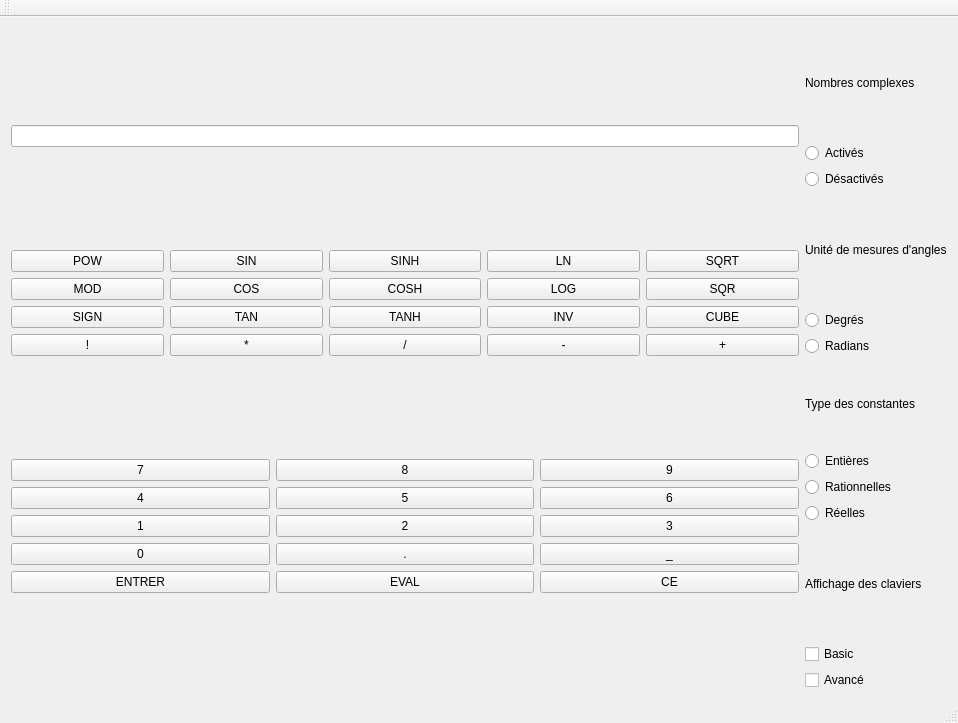
Before: the Qt Designer form mainwindow.ui in yuntux/lo21-npi, drawn with Qt 5.
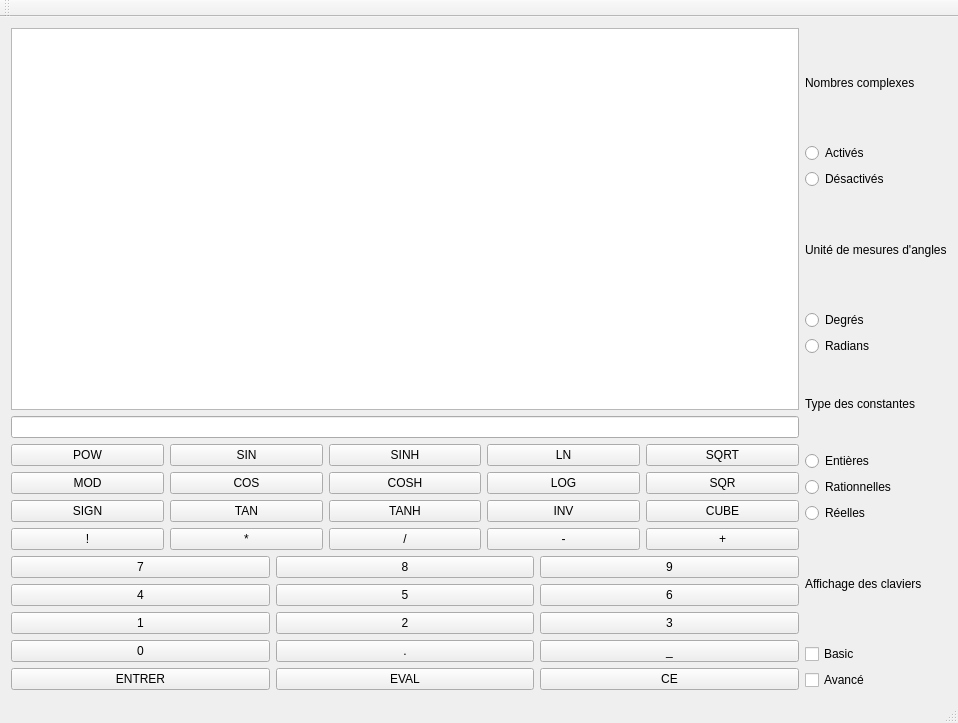
After: the same form once the commit is applied.

Commit message: TP avec la prof. Plus de class calculatrice, une class MainWindow, une Complexe, une Rationnel. Un Qstack<*QString> d'affichage, et un QStack<*Complexe> et un QStack<*float>.

```diff
--- a/mainwindow.ui
+++ b/mainwindow.ui
@@ -17,10 +17,10 @@
    <layout class="QHBoxLayout" name="horizontalLayout">
     <item>
      <layout class="QGridLayout" name="gridLayout">
-      <item row="1" column="0">
-       <widget class="QLineEdit" name="lineEdit"/>
-      </item>
       <item row="2" column="0">
+       <widget class="QLineEdit" name="inputLine"/>
+      </item>
+      <item row="3" column="0">
        <layout class="QGridLayout" name="gridLayout_4">
         <item row="0" column="0">
          <widget class="QPushButton" name="pushButton_2">
@@ -164,7 +164,7 @@
         </item>
        </layout>
       </item>
-      <item row="3" column="0">
+      <item row="4" column="0">
        <layout class="QGridLayout" name="gridLayout_3">
         <item row="0" column="0">
          <widget class="QPushButton" name="pushButton_3">
@@ -273,6 +273,9 @@
         </item>
        </layout>
       </item>
+      <item row="1" column="0">
+       <widget class="QListWidget" name="listWidget"/>
+      </item>
      </layout>
     </item>
     <item>
```
Left out of the diff: 66 changed lines with no effect on the pictures. The commit also changes 12 other files.
